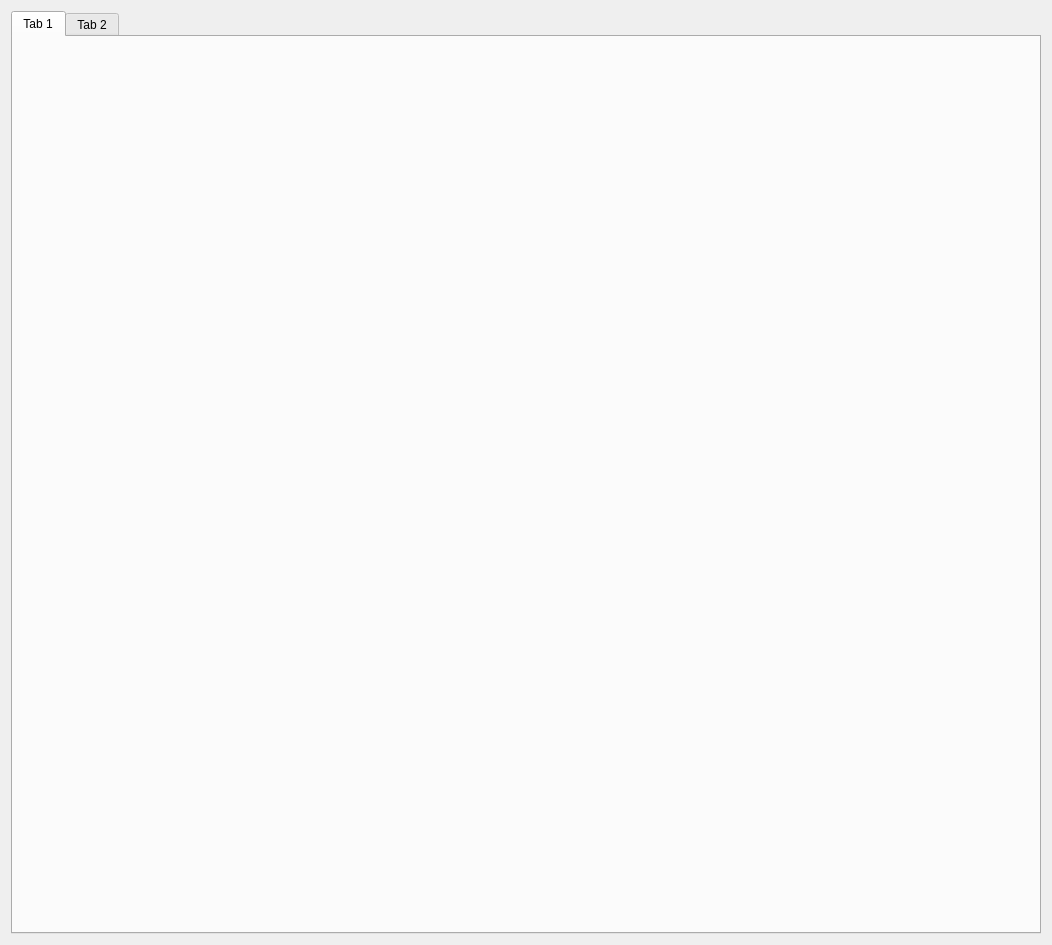
Qt form resultwindow.ui (hallamlab/MetaPathwaysGUI) before a commit.
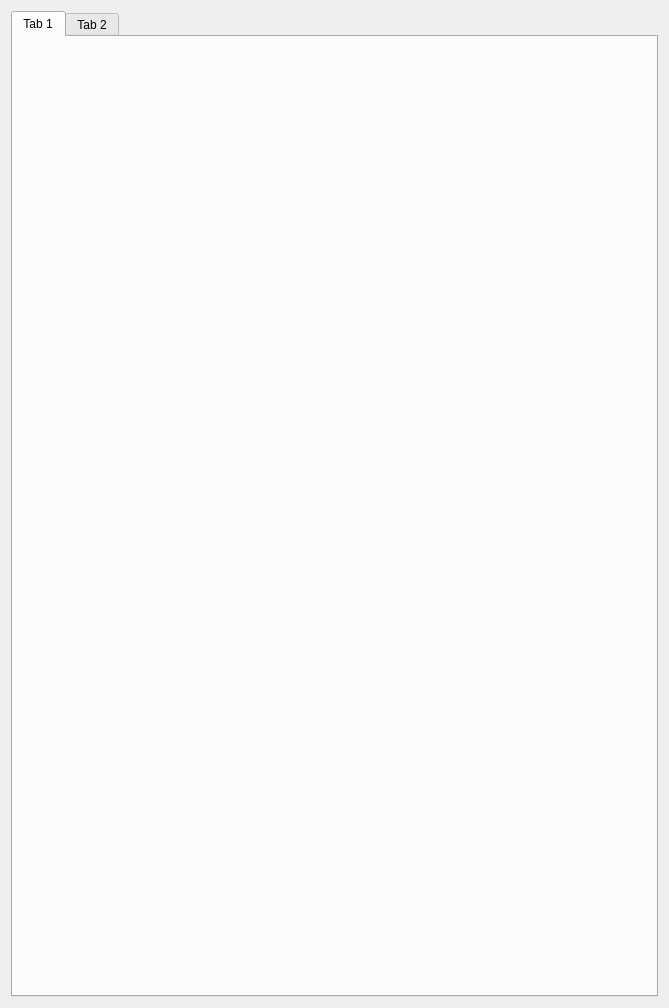
The same form after that commit.

Patch:
```diff
--- a/resultwindow.ui
+++ b/resultwindow.ui
@@ -6,8 +6,8 @@
    <rect>
     <x>0</x>
     <y>0</y>
-    <width>1052</width>
-    <height>945</height>
+    <width>669</width>
+    <height>1008</height>
    </rect>
   </property>
   <property name="windowTitle">
```
